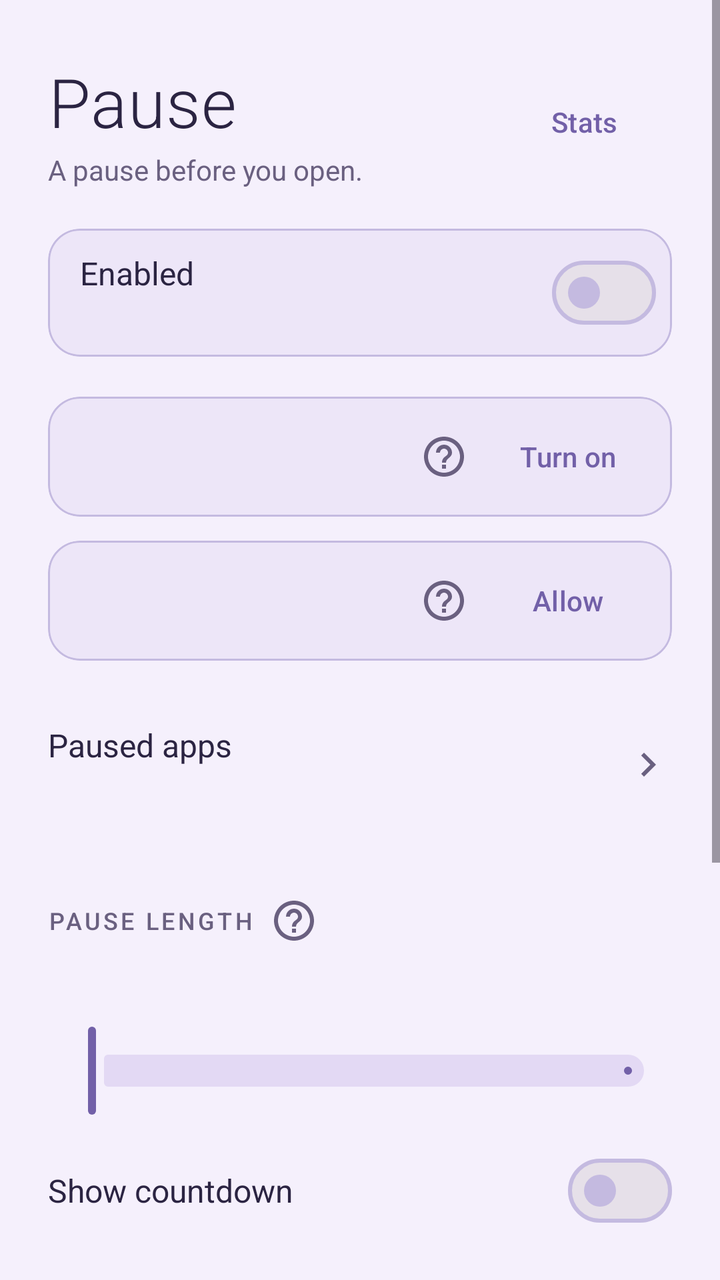
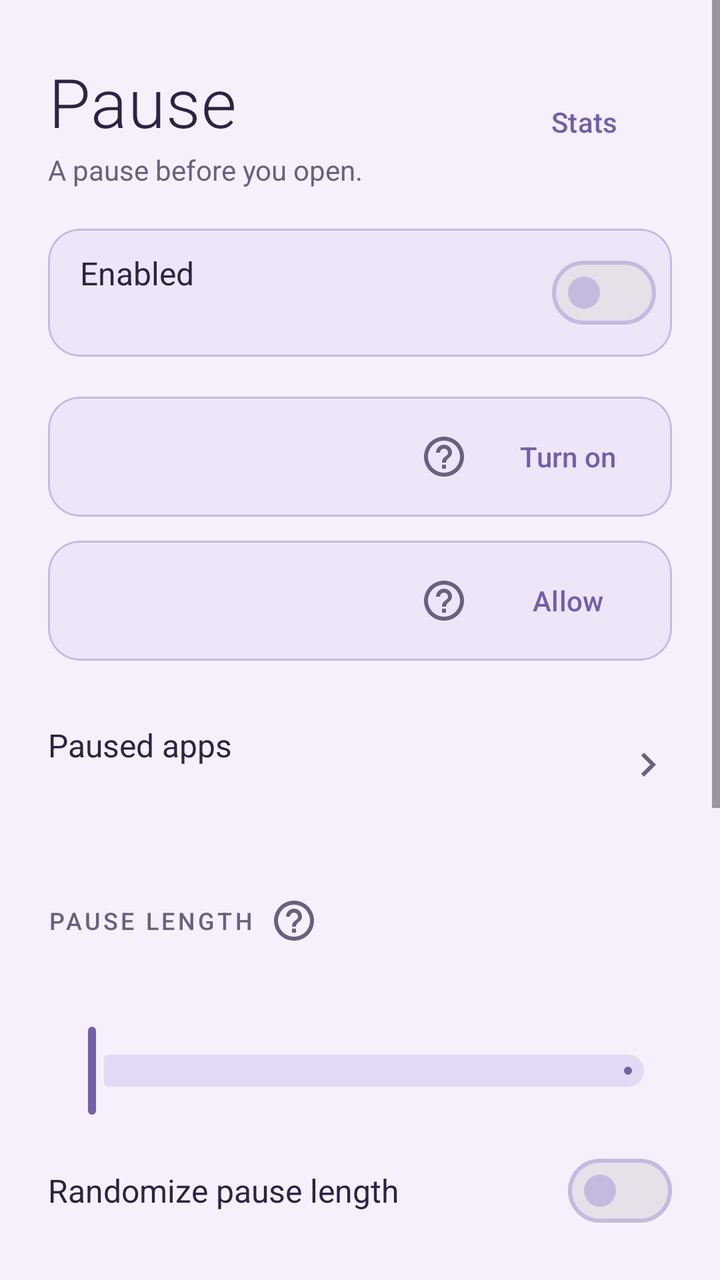

An Android layout rendered at two revisions. The XML below is the earlier revision; the diff shows what the commit changed to produce the second picture.
<!-- AndroidManifest.xml: application theme Theme.Pause -->
<!-- res/layout/activity_main.xml -->
<?xml version="1.0" encoding="utf-8"?>
<ScrollView xmlns:android="http://schemas.android.com/apk/res/android"
    xmlns:app="http://schemas.android.com/apk/res-auto"
    android:layout_width="match_parent"
    android:layout_height="match_parent"
    android:background="?android:attr/colorBackground"
    android:fillViewport="true">

    <LinearLayout
        android:layout_width="match_parent"
        android:layout_height="wrap_content"
        android:orientation="vertical"
        android:paddingHorizontal="24dp"
        android:paddingTop="28dp"
        android:paddingBottom="28dp">

    
    <LinearLayout
        android:layout_width="match_parent"
        android:layout_height="wrap_content"
        android:gravity="center_vertical"
        android:orientation="horizontal">

        <LinearLayout
            android:layout_width="0dp"
            android:layout_height="wrap_content"
            android:layout_weight="1"
            android:orientation="vertical">

            <TextView
                android:layout_width="wrap_content"
                android:layout_height="wrap_content"
                android:fontFamily="sans-serif-light"
                android:letterSpacing="0.01"
                android:text="@string/app_name"
                android:textColor="@color/text_primary"
                android:textSize="34sp" />

            <TextView
                android:layout_width="wrap_content"
                android:layout_height="wrap_content"
                android:layout_marginTop="2dp"
                android:text="@string/tagline"
                android:textColor="@color/text_dim"
                android:textSize="14sp" />
        </LinearLayout>

        <com.google.android.material.button.MaterialButton
            android:id="@+id/statsButton"
            style="@style/Widget.Material3.Button.TextButton"
            android:layout_width="wrap_content"
            android:layout_height="wrap_content"
            android:minHeight="48dp"
            android:text="@string/view_stats" />
    </LinearLayout>

    
    <com.google.android.material.card.MaterialCardView
        android:layout_width="match_parent"
        android:layout_height="wrap_content"
        android:layout_marginTop="20dp"
        app:cardBackgroundColor="@color/panel"
        app:cardCornerRadius="16dp"
        app:cardElevation="0dp"
        app:strokeColor="@color/outline"
        app:strokeWidth="1dp">

        <LinearLayout
            android:id="@+id/masterRow"
            android:layout_width="match_parent"
            android:layout_height="wrap_content"
            android:background="?attr/selectableItemBackground"
            android:gravity="center_vertical"
            android:minHeight="64dp"
            android:orientation="horizontal"
            android:paddingStart="16dp"
            android:paddingEnd="8dp"
            android:paddingVertical="6dp">

            <LinearLayout
                android:layout_width="0dp"
                android:layout_height="wrap_content"
                android:layout_weight="1"
                android:orientation="vertical">

                <TextView
                    android:id="@+id/masterTitle"
                    android:layout_width="wrap_content"
                    android:layout_height="wrap_content"
                    android:text="@string/master_label"
                    android:textColor="@color/text_primary"
                    android:textSize="16sp" />

                <TextView
                    android:id="@+id/masterSubtitle"
                    android:layout_width="wrap_content"
                    android:layout_height="wrap_content"
                    android:layout_marginTop="2dp"
                    android:textColor="@color/text_dim"
                    android:textSize="13sp" />
            </LinearLayout>

            <com.google.android.material.materialswitch.MaterialSwitch
                android:id="@+id/masterSwitch"
                android:layout_width="wrap_content"
                android:layout_height="wrap_content"
                android:layout_marginStart="12dp"
                android:clickable="false"
                android:focusable="false" />
        </LinearLayout>
    </com.google.android.material.card.MaterialCardView>

    
    <com.google.android.material.card.MaterialCardView
        android:id="@+id/accessCard"
        android:layout_width="match_parent"
        android:layout_height="wrap_content"
        android:layout_marginTop="20dp"
        app:cardBackgroundColor="@color/panel"
        app:cardCornerRadius="16dp"
        app:cardElevation="0dp"
        app:strokeColor="@color/outline"
        app:strokeWidth="1dp">

        <LinearLayout
            android:layout_width="match_parent"
            android:layout_height="wrap_content"
            android:gravity="center_vertical"
            android:orientation="horizontal"
            android:paddingStart="16dp"
            android:paddingEnd="8dp"
            android:paddingVertical="6dp">

            <TextView
                android:id="@+id/statusText"
                android:layout_width="0dp"
                android:layout_height="wrap_content"
                android:layout_weight="1"
                android:textSize="15sp" />

            <ImageButton
                android:id="@+id/accessHelp"
                android:layout_width="36dp"
                android:layout_height="36dp"
                android:background="?attr/selectableItemBackgroundBorderless"
                android:contentDescription="@string/help"
                android:padding="8dp"
                android:src="@drawable/ic_help" />

            <com.google.android.material.button.MaterialButton
                android:id="@+id/accessButton"
                style="@style/Widget.Material3.Button.TextButton"
                android:layout_width="wrap_content"
                android:layout_height="wrap_content"
                android:minHeight="48dp"
                android:text="@string/turn_on" />
        </LinearLayout>
    </com.google.android.material.card.MaterialCardView>

    
    <com.google.android.material.card.MaterialCardView
        android:id="@+id/batteryCard"
        android:layout_width="match_parent"
        android:layout_height="wrap_content"
        android:layout_marginTop="12dp"
        app:cardBackgroundColor="@color/panel"
        app:cardCornerRadius="16dp"
        app:cardElevation="0dp"
        app:strokeColor="@color/outline"
        app:strokeWidth="1dp">

        <LinearLayout
            android:layout_width="match_parent"
            android:layout_height="wrap_content"
            android:gravity="center_vertical"
            android:orientation="horizontal"
            android:paddingStart="16dp"
            android:paddingEnd="8dp"
            android:paddingVertical="6dp">

            <TextView
                android:id="@+id/batteryStatusText"
                android:layout_width="0dp"
                android:layout_height="wrap_content"
                android:layout_weight="1"
                android:textSize="15sp" />

            <ImageButton
                android:id="@+id/batteryHelp"
                android:layout_width="36dp"
                android:layout_height="36dp"
                android:background="?attr/selectableItemBackgroundBorderless"
                android:contentDescription="@string/help"
                android:padding="8dp"
                android:src="@drawable/ic_help" />

            <com.google.android.material.button.MaterialButton
                android:id="@+id/batteryButton"
                style="@style/Widget.Material3.Button.TextButton"
                android:layout_width="wrap_content"
                android:layout_height="wrap_content"
                android:minHeight="48dp"
                android:text="@string/battery_allow" />
        </LinearLayout>
    </com.google.android.material.card.MaterialCardView>

    
    <LinearLayout
        android:id="@+id/pausedAppsRow"
        android:layout_width="match_parent"
        android:layout_height="wrap_content"
        android:layout_marginTop="20dp"
        android:background="?attr/selectableItemBackground"
        android:gravity="center_vertical"
        android:minHeight="64dp"
        android:orientation="horizontal">

        <LinearLayout
            android:layout_width="0dp"
            android:layout_height="wrap_content"
            android:layout_weight="1"
            android:orientation="vertical">

            <TextView
                android:layout_width="wrap_content"
                android:layout_height="wrap_content"
                android:text="@string/section_apps"
                android:textColor="@color/text_primary"
                android:textSize="16sp" />

            <TextView
                android:id="@+id/pausedAppsCount"
                android:layout_width="wrap_content"
                android:layout_height="wrap_content"
                android:layout_marginTop="2dp"
                android:textColor="@color/text_dim"
                android:textSize="13sp" />
        </LinearLayout>

        <ImageView
            android:layout_width="24dp"
            android:layout_height="24dp"
            android:contentDescription="@null"
            android:src="@drawable/ic_chevron_right" />
    </LinearLayout>

    
    <LinearLayout
        android:layout_width="match_parent"
        android:layout_height="wrap_content"
        android:layout_marginTop="28dp"
        android:gravity="center_vertical"
        android:orientation="horizontal">

        <TextView
            style="@style/Eyebrow"
            android:layout_width="wrap_content"
            android:layout_height="wrap_content"
            android:text="@string/section_length" />

        <ImageButton
            android:id="@+id/lengthHelp"
            android:layout_width="36dp"
            android:layout_height="36dp"
            android:layout_marginStart="2dp"
            android:background="?attr/selectableItemBackgroundBorderless"
            android:contentDescription="@string/help"
            android:padding="8dp"
            android:src="@drawable/ic_help" />
    </LinearLayout>

    <TextView
        android:id="@+id/durationLabel"
        android:layout_width="wrap_content"
        android:layout_height="wrap_content"
        android:layout_marginTop="6dp"
        android:textColor="@color/text_primary"
        android:textSize="20sp" />

    <com.google.android.material.slider.Slider
        android:id="@+id/durationSlider"
        android:layout_width="match_parent"
        android:layout_height="wrap_content"
        android:stepSize="1"
        android:valueFrom="3"
        android:valueTo="30"
        app:tickVisible="false" />

    
    <LinearLayout
        android:id="@+id/showTimerRow"
        android:layout_width="match_parent"
        android:layout_height="wrap_content"
        android:layout_marginTop="8dp"
        android:background="?attr/selectableItemBackground"
        android:gravity="center_vertical"
        android:minHeight="56dp"
        android:orientation="horizontal">

        <LinearLayout
            android:layout_width="0dp"
            android:layout_height="wrap_content"
            android:layout_weight="1"
            android:orientation="vertical">

            <TextView
                android:layout_width="wrap_content"
                android:layout_height="wrap_content"
                android:text="@string/show_timer"
                android:textColor="@color/text_primary"
                android:textSize="16sp" />
        </LinearLayout>

        <com.google.android.material.materialswitch.MaterialSwitch
            android:id="@+id/showTimerSwitch"
            android:layout_width="wrap_content"
            android:layout_height="wrap_content"
            android:layout_marginStart="12dp"
            android:clickable="false"
            android:focusable="false" />
    </LinearLayout>

    
    <TextView
        style="@style/Eyebrow"
        android:layout_width="wrap_content"
        android:layout_height="wrap_content"
        android:layout_marginTop="20dp"
        android:text="@string/section_message" />

    <com.google.android.material.textfield.TextInputLayout
        android:id="@+id/phraseLayout"
        style="@style/Widget.Material3.TextInputLayout.OutlinedBox"
        android:layout_width="match_parent"
        android:layout_height="wrap_content"
        android:layout_marginTop="8dp"
        android:hint="@string/phrase_hint">

        <com.google.android.material.textfield.TextInputEditText
            android:id="@+id/phraseInput"
            android:layout_width="match_parent"
            android:layout_height="wrap_content"
            android:imeOptions="actionDone"
            android:inputType="textCapSentences"
            android:maxLines="2" />
    </com.google.android.material.textfield.TextInputLayout>

    <com.google.android.material.button.MaterialButton
        android:id="@+id/saveMessageButton"
        style="@style/Widget.Material3.Button.TonalButton"
        android:layout_width="wrap_content"
        android:layout_height="wrap_content"
        android:layout_gravity="end"
        android:layout_marginTop="8dp"
        android:minHeight="48dp"
        android:text="@string/save" />

    
    <LinearLayout
        android:layout_width="match_parent"
        android:layout_height="wrap_content"
        android:layout_marginTop="20dp"
        android:gravity="center_vertical"
        android:orientation="horizontal">

        <TextView
            style="@style/Eyebrow"
            android:layout_width="wrap_content"
            android:layout_height="wrap_content"
            android:text="@string/section_allow" />

        <ImageButton
            android:id="@+id/allowHelp"
            android:layout_width="36dp"
            android:layout_height="36dp"
            android:layout_marginStart="2dp"
            android:background="?attr/selectableItemBackgroundBorderless"
            android:contentDescription="@string/help"
            android:padding="8dp"
            android:src="@drawable/ic_help" />
    </LinearLayout>

    <TextView
        android:id="@+id/allowLabel"
        android:layout_width="wrap_content"
        android:layout_height="wrap_content"
        android:layout_marginTop="6dp"
        android:textColor="@color/text_primary"
        android:textSize="20sp" />

    <com.google.android.material.slider.Slider
        android:id="@+id/allowSlider"
        android:layout_width="match_parent"
        android:layout_height="wrap_content"
        android:stepSize="1"
        android:valueFrom="1"
        android:valueTo="60"
        app:tickVisible="false" />

    </LinearLayout>
</ScrollView>
<!-- resources referenced by this layout -->
<resources>
  <color name="outline">#C4BAE0</color>
  <color name="panel">#EDE6F8</color>
  <color name="text_dim">#6A6080</color>
  <color name="text_primary">#2B2442</color>
  <!-- drawable ic_chevron_right (drawable) -->
  <vector xmlns:android="http://schemas.android.com/apk/res/android"
      android:width="24dp"
      android:height="24dp"
      android:viewportWidth="24"
      android:viewportHeight="24"
      android:tint="@color/text_dim">
      <path
          android:fillColor="@android:color/white"
          android:pathData="M10,6L8.59,7.41 13.17,12l-4.58,4.59L10,18l6,-6z" />
  </vector>
  <!-- drawable ic_help (drawable) -->
  <vector xmlns:android="http://schemas.android.com/apk/res/android"
      android:width="24dp"
      android:height="24dp"
      android:viewportWidth="24"
      android:viewportHeight="24"
      android:tint="@color/text_dim">
      <path
          android:fillColor="@android:color/white"
          android:pathData="M11,18h2v-2h-2v2zM12,2C6.48,2 2,6.48 2,12s4.48,10 10,10 10,-4.48 10,-10S17.52,2 12,2zM12,20c-4.41,0 -8,-3.59 -8,-8s3.59,-8 8,-8 8,3.59 8,8 -3.59,8 -8,8zM12,6c-2.21,0 -4,1.79 -4,4h2c0,-1.1 0.9,-2 2,-2s2,0.9 2,2c0,2 -3,1.75 -3,5h2c0,-2.25 3,-2.5 3,-5 0,-2.21 -1.79,-4 -4,-4z" />
  </vector>
  <string name="app_name">Pause</string>
  <string name="battery_allow">Allow</string>
  <string name="help">Explain this option</string>
  <string name="master_label">Enabled</string>
  <string name="phrase_hint">Shown during the pause</string>
  <string name="save">Save</string>
  <string name="section_allow">After Open anyway</string>
  <string name="section_apps">Paused apps</string>
  <string name="section_length">Pause length</string>
  <string name="section_message">Message</string>
  <string name="show_timer">Show countdown</string>
  <string name="tagline">A pause before you open.</string>
  <string name="turn_on">Turn on</string>
  <string name="view_stats">Stats</string>
  <style name="Eyebrow">
          <item name="android:textColor">@color/text_dim</item>
          <item name="android:textSize">12sp</item>
          <item name="android:letterSpacing">0.12</item>
          <item name="android:textAllCaps">true</item>
          <item name="android:fontFamily">sans-serif-medium</item>
      </style>
  <style name="Theme.Pause" parent="Theme.Material3.DayNight.NoActionBar">
          <item name="colorPrimary">@color/breath</item>
          <item name="colorOnPrimary">@color/night</item>
          <item name="colorPrimaryContainer">@color/breath_container</item>
          <item name="colorOnPrimaryContainer">@color/breath</item>
          <item name="colorSecondary">@color/breath</item>
          <item name="colorOnSecondary">@color/night</item>
          <item name="colorSecondaryContainer">@color/panel_variant</item>
          <item name="colorOnSecondaryContainer">@color/text_primary</item>
          <item name="android:colorBackground">@color/night</item>
          <item name="colorSurface">@color/panel</item>
          <item name="colorSurfaceVariant">@color/panel_variant</item>
          <item name="colorOnSurface">@color/text_primary</item>
          <item name="colorOnSurfaceVariant">@color/text_dim</item>
          <item name="colorOutline">@color/outline</item>
          <item name="colorOutlineVariant">@color/outline</item>
      </style>
  <color name="breath">#7260A8</color>
  <color name="night">#F5F0FC</color>
  <color name="breath_container">#D5CCEE</color>
  <color name="panel_variant">#E3D9F4</color>
</resources>

<!-- the commit's change to res/layout/activity_main.xml (unified diff, before → after) -->
@@ -286,6 +286,59 @@
         android:valueTo="30"
         app:tickVisible="false" />
 
+    <TextView
+        android:id="@+id/rangeLabel"
+        android:layout_width="wrap_content"
+        android:layout_height="wrap_content"
+        android:layout_marginTop="6dp"
+        android:textColor="@color/text_primary"
+        android:textSize="20sp"
+        android:visibility="gone" />
+
+    <com.google.android.material.slider.RangeSlider
+        android:id="@+id/durationRangeSlider"
+        android:layout_width="match_parent"
+        android:layout_height="wrap_content"
+        android:stepSize="1"
+        android:valueFrom="3"
+        android:valueTo="30"
+        android:visibility="gone"
+        app:tickVisible="false" />
+
+    
+    <LinearLayout
+        android:id="@+id/randomizeRow"
+        android:layout_width="match_parent"
+        android:layout_height="wrap_content"
+        android:layout_marginTop="8dp"
+        android:background="?attr/selectableItemBackground"
+        android:gravity="center_vertical"
+        android:minHeight="56dp"
+        android:orientation="horizontal">
+
+        <LinearLayout
+            android:layout_width="0dp"
+            android:layout_height="wrap_content"
+            android:layout_weight="1"
+            android:orientation="vertical">
+
+            <TextView
+                android:layout_width="wrap_content"
+                android:layout_height="wrap_content"
+                android:text="@string/randomize_length"
+                android:textColor="@color/text_primary"
+                android:textSize="16sp" />
+        </LinearLayout>
+
+        <com.google.android.material.materialswitch.MaterialSwitch
+            android:id="@+id/randomizeSwitch"
+            android:layout_width="wrap_content"
+            android:layout_height="wrap_content"
+            android:layout_marginStart="12dp"
+            android:clickable="false"
+            android:focusable="false" />
+    </LinearLayout>
+
     
     <LinearLayout
         android:id="@+id/showTimerRow"
<!-- resource entries referenced after the edit -->
@@ -31,6 +31,7 @@
   <string name="help">Explain this option</string>
   <string name="master_label">Enabled</string>
   <string name="phrase_hint">Shown during the pause</string>
+  <string name="randomize_length">Randomize pause length</string>
   <string name="save">Save</string>
   <string name="section_allow">After Open anyway</string>
   <string name="section_apps">Paused apps</string>
